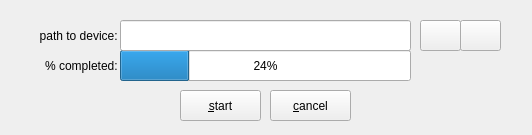
First picture: the form in zuluCrypt-gui/erasedevice.ui, repository mhogomchungu/zuluCrypt, before the edit.
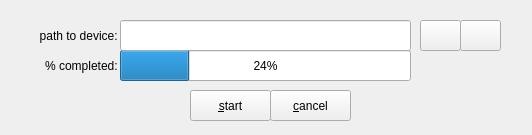
Second picture: the form after the edit.

The edit to the form file:
```diff
--- a/zuluCrypt-gui/erasedevice.ui
+++ b/zuluCrypt-gui/erasedevice.ui
@@ -87,7 +87,7 @@
   <widget class="QPushButton" name="pushButtonStart">
    <property name="geometry">
     <rect>
-     <x>180</x>
+     <x>190</x>
      <y>90</y>
      <width>81</width>
      <height>31</height>
```
Left out of the diff: 2 changed lines with no effect on the pictures.
